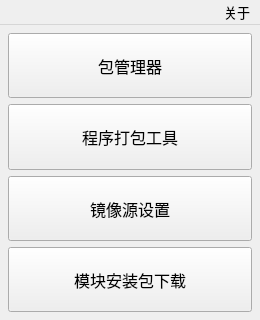
Above: source/awespykit/ui/main_entrance.ui from hrpzcf/AwesomePyKit before the change. Below: the same form after it.
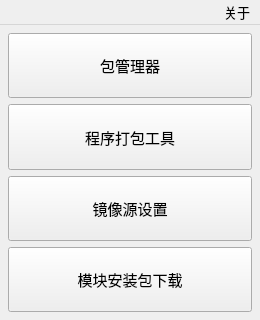
That is the form after the change.

Patch:
```diff
--- a/source/awespykit/ui/main_entrance.ui
+++ b/source/awespykit/ui/main_entrance.ui
@@ -44,7 +44,7 @@
       <property name="font">
        <font>
         <family>Microsoft YaHei UI</family>
-        <pointsize>12</pointsize>
+        <pointsize>11</pointsize>
        </font>
       </property>
       <property name="toolTip">
@@ -66,7 +66,7 @@
       <property name="font">
        <font>
         <family>Microsoft YaHei UI</family>
-        <pointsize>12</pointsize>
+        <pointsize>11</pointsize>
        </font>
       </property>
       <property name="toolTip">
@@ -88,7 +88,7 @@
       <property name="font">
        <font>
         <family>Microsoft YaHei UI</family>
-        <pointsize>12</pointsize>
+        <pointsize>11</pointsize>
        </font>
       </property>
       <property name="toolTip">
@@ -110,7 +110,7 @@
       <property name="font">
        <font>
         <family>Microsoft YaHei UI</family>
-        <pointsize>12</pointsize>
+        <pointsize>11</pointsize>
        </font>
       </property>
       <property name="toolTip">
```
